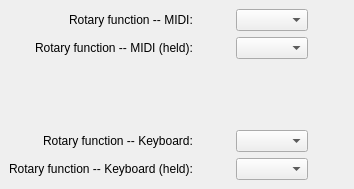
Old version of the form companion/Companion_Advanced.ui in the repository VoxelTek/SkyMusicKeypad.
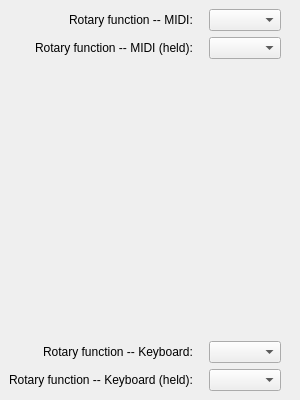
New version of the form.

```diff
--- a/companion/Companion_Advanced.ui
+++ b/companion/Companion_Advanced.ui
@@ -6,16 +6,25 @@
    <rect>
     <x>0</x>
     <y>0</y>
-    <width>354</width>
-    <height>189</height>
+    <width>300</width>
+    <height>400</height>
    </rect>
   </property>
+  <property name="maximumSize">
+   <size>
+    <width>300</width>
+    <height>400</height>
+   </size>
+  </property>
+  <property name="allowedAreas">
+   <set>Qt::DockWidgetArea::RightDockWidgetArea</set>
+  </property>
   <property name="windowTitle">
    <string>DockWidget</string>
   </property>
   <widget class="QWidget" name="dockWidgetContents">
-   <layout class="QVBoxLayout" name="verticalLayout">
-    <item>
+   <layout class="QGridLayout" name="gridLayout">
+    <item row="0" column="0">
      <layout class="QGridLayout" name="rotaryOptionGrid">
       <property name="sizeConstraint">
        <enum>QLayout::SizeConstraint::SetDefaultConstraint</enum>
```
